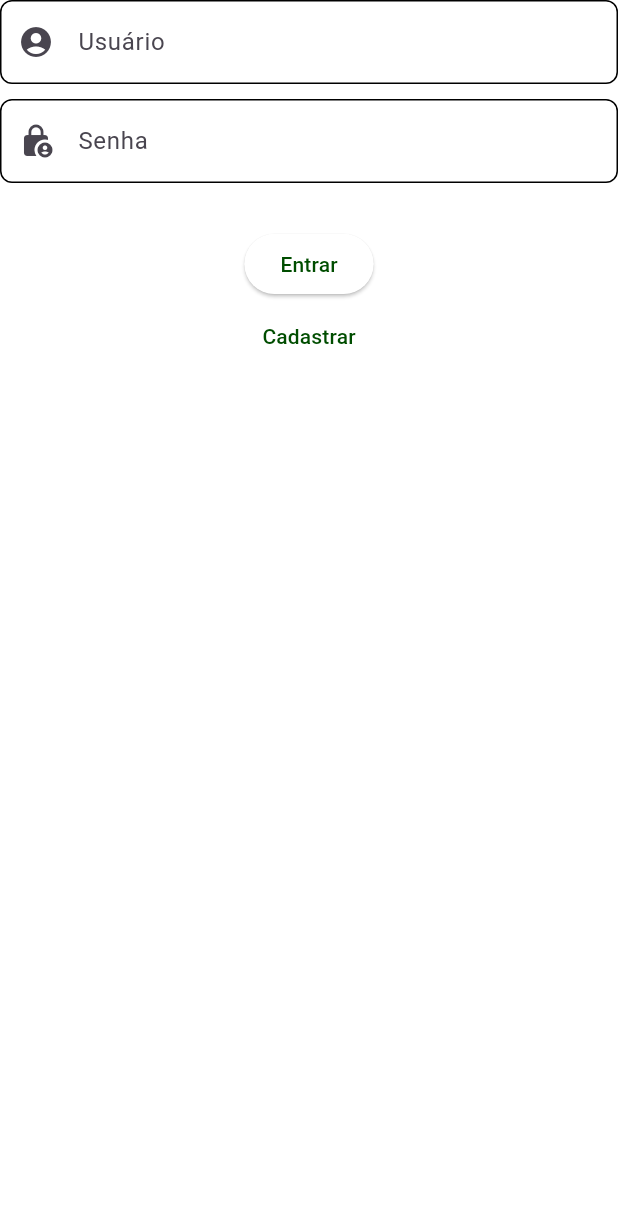
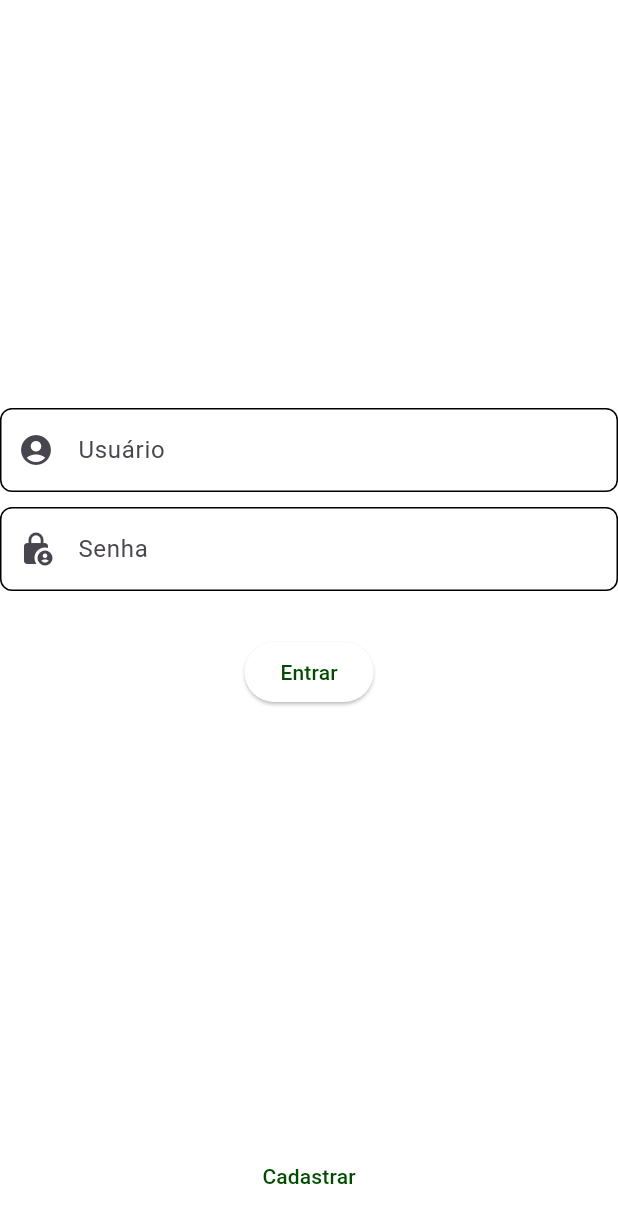
Before and after one commit to RuhanPhelipe/TATI-LoginProject, a Flutter app: the screen it shows after launch, on a phone screen of 412 x 824 dp. Shown: the top 1223 px of the screen. Run offline on Flutter 3.47's test engine with Material 3 defaults, Android fonts, the phone set to English and light mode, and no system bars; our stand-ins replace go_router.

Commit message:
minor change in Login Screen

```diff
--- a/lib/views/home.dart
+++ b/lib/views/home.dart
@@ -53,9 +53,7 @@ class _HomeState extends State<Home> {
           SystemChannels.textInput.invokeMethod('TextInput.hide');
         },
         child: Scaffold(
-          body: Column(
-            children: [
-              Center(
+          body: Center(
             child: Form(
               child: SafeArea(
                   child: Column(
@@ -81,11 +79,9 @@ class _HomeState extends State<Home> {
                             EmptyStrValidator(),
                             MinLengthStrValidator(),
                           ]).validations(value);
-
                           if (!isValid) {
                             return MessagesError.defaultError;
                           }
-
                           return null;
                         } on Failure catch (e) {
                           return e.msg;
@@ -116,11 +112,9 @@ class _HomeState extends State<Home> {
                             EmptyStrValidator(),
                             MinLengthStrValidator(),
                           ]).validations(value);
-
                           if (!isValid) {
                             return MessagesError.defaultError;
                           }
-
                           return null;
                         } on Failure catch (e) {
                           return e.msg;
@@ -140,11 +134,11 @@ class _HomeState extends State<Home> {
               )),
             ),
           ),
-              TextButton(
+          bottomNavigationBar: BottomAppBar(
+            child: TextButton(
               onPressed: () => context.goNamed(RoutesApp.signUp.name),
               child: const Text('Cadastrar'),
             ),
-            ],
           ),
         ));
   }
```
Lines whose indentation alone changed are shown as unchanged.
